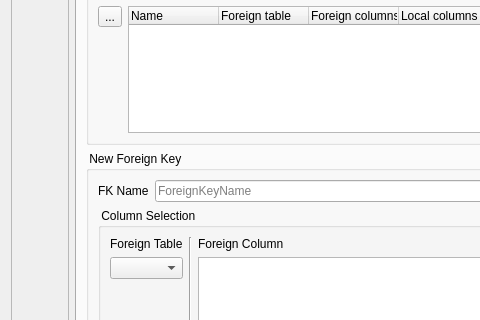
The window that src/gui/NewTableForm.ui (fritzone/ddm) describes before a commit, drawn with Qt 5; both pictures show x 0 to 480 and y 124 to 444 of the 1069 by 864 pixel window.
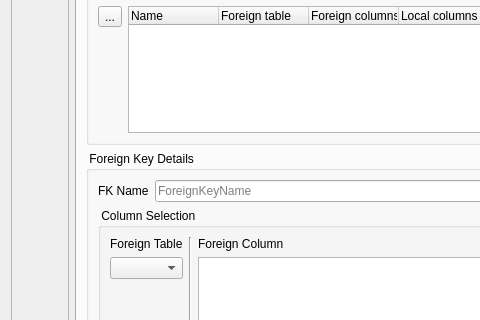
The same window after the commit. The open tabs and pages were chosen to show the change. Icons and pictures are not drawn.

Diff of the .ui file:
```diff
--- a/src/gui/NewTableForm.ui
+++ b/src/gui/NewTableForm.ui
@@ -913,7 +913,7 @@
           <item>
            <widget class="QGroupBox" name="grpNewForeignKey">
             <property name="title">
-             <string> New Foreign Key </string>
+             <string> Foreign Key Details </string>
             </property>
             <layout class="QVBoxLayout" name="verticalLayout_14">
              <item>
```
Left out of the diff: 25 changed lines with no effect on the pictures.
